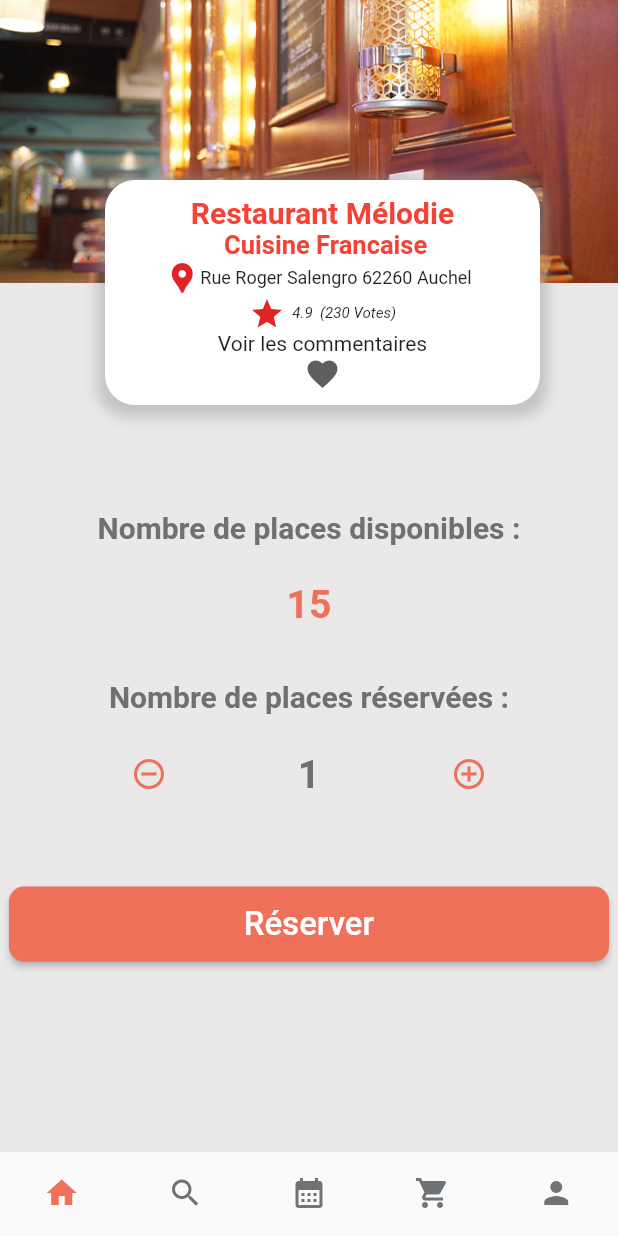
After one commit to Rae62/REZ, a Flutter app: the ChoicePlaces screen opened directly, on a phone screen of 412 x 824 dp. The commit adds this screen. Run offline on Flutter 3.47's test engine with Material 2 defaults, Android fonts, the phone set to English and light mode, and no system bars; our stand-ins replace flutter_rating_bar, table_calendar; network calls fail.

Commit message:
Mbark et Tom
Export de tabBarFavorites dans outSourcing

Check des pages en dur (correction des bugs)

```diff
--- a/lib/additionalData/comments/CommentPage.dart
+++ b/lib/additionalData/comments/CommentPage.dart
@@ -43,7 +43,7 @@ class _CommentPageState extends State<CommentPage> {
         padding: EdgeInsets.all(32),
         child: Column(
           children: <Widget>[
-            Arrow(arrowText: 'Commentaires'),
+            NavArrow(arrowText: 'Commentaires'),
             SizedBox(
               height: 20,
             ),
--- a/lib/confirmations/confirmComment.dart
+++ b/lib/confirmations/confirmComment.dart
@@ -23,7 +23,7 @@ class _CommentConfirmState extends State<CommentConfirm> {
           child: Center(
             child: Column(
               children: [
-Arrow(arrowText: 'Mot de passe oublié'),
+                NavArrow(arrowText: 'Mot de passe oublié'),
                 Container(
                   margin: EdgeInsets.fromLTRB(0, 30, 0, 0),
                   child: Text(
--- a/lib/confirmations/confirmSendEmail.dart
+++ b/lib/confirmations/confirmSendEmail.dart
@@ -27,7 +27,7 @@ class _ConfirmSendEmailState extends State<ConfirmSendEmail> {
                     width: 80,
                     height: 80,
                     child: FloatingActionButton(
-                      backgroundColor: Color.fromARGB(255, 253, 64, 89),
+                      backgroundColor: Color.fromARGB(255, 239, 113, 90),
                       onPressed: () {},
                       child: Icon(
                         Icons.check,
--- a/lib/confirmations/confirmSuppAccount.dart
+++ b/lib/confirmations/confirmSuppAccount.dart
@@ -28,7 +28,7 @@ class _ConfirmSuppCompteState extends State<ConfirmSuppCompte> {
                     width: 80,
                     height: 80,
                     child: FloatingActionButton(
-                      backgroundColor: Color.fromARGB(255, 253, 64, 89),
+                      backgroundColor:Color.fromARGB(255, 239, 113, 90),
                       onPressed: () {},
                       child: Icon(
                         Icons.check,
--- a/lib/confirmations/confirmValidProfile.dart
+++ b/lib/confirmations/confirmValidProfile.dart
@@ -28,7 +28,7 @@ class _ConfirmValidProfilState extends State<ConfirmValidProfil> {
                     width: 80,
                     height: 80,
                     child: FloatingActionButton(
-                      backgroundColor: Color.fromARGB(255, 253, 64, 89),
+                      backgroundColor: Color.fromARGB(255, 239, 113, 90),
                       onPressed: () {},
                       child: Icon(
                         Icons.check,
--- a/lib/outSourcing/navArrow.dart
+++ b/lib/outSourcing/navArrow.dart
@@ -1,14 +1,14 @@
 import 'package:flutter/material.dart';
 
-class Arrow extends StatelessWidget {
+class NavArrow extends StatelessWidget {
   final String arrowText;
-  Arrow({required this.arrowText});
+  NavArrow({required this.arrowText});
 
   @override
   Widget build(BuildContext context) {
     return AppBar(
         elevation: 0,
-        backgroundColor: Color.fromARGB(255, 247, 246, 248),
+        backgroundColor: Color.fromARGB(0, 247, 246, 248),
         shadowColor: Colors.grey,
         title: Text(
           arrowText,
--- a/lib/outSourcing/tabBar.dart
+++ b/lib/outSourcing/tabBar.dart
@@ -17,6 +17,7 @@ TabBar(
       unselectedLabelColor: Color.fromARGB(255, 111, 115, 118),
       indicatorColor: Color.fromARGB(255, 239, 113, 90),
       isScrollable: true,
+      //  controller: controller,
       indicatorWeight: 4,
       labelStyle: TextStyle(fontSize: 16),
       tabs: const <Widget>[
--- /dev/null
+++ b/lib/restaurant/dishs/choicePlaces.dart
@@ -0,0 +1,106 @@
+import 'package:flutter/material.dart';
+
+import 'package:rez/outSourcing/bottomBar.dart';
+import 'package:rez/outSourcing/header.dart';
+
+import '../../models/declarationValues.dart';
+import '../../data/data.dart' as data;
+
+class ChoicePlaces extends StatefulWidget {
+  final List<ToDo> tovisit = data.tovisit;
+
+  @override
+  State<ChoicePlaces> createState() => _ChoicePlacesState();
+}
+
+class _ChoicePlacesState extends State<ChoicePlaces> {
+  @override
+  Widget build(BuildContext context) {
+    return Scaffold(
+      backgroundColor: Color.fromARGB(255, 234, 232, 232),
+      body: SingleChildScrollView(
+        child: Column(
+          children: <Widget>[
+            Header(),
+            Container(
+              margin: EdgeInsets.only(top: 60),
+              child: Column(
+                crossAxisAlignment: CrossAxisAlignment.center,
+                children: <Widget>[
+                  Text(
+                    "Nombre de places disponibles : ",
+                    textAlign: TextAlign.center,
+                    style: TextStyle(
+                      fontSize: 20,
+                      fontWeight: FontWeight.bold,
+                      color: Color.fromRGBO(112, 112, 112, 1),
+                    ),
+                  ),
+                  Container(
+                    margin: EdgeInsets.fromLTRB(0, 25, 0, 35),
+                    child: Text(
+                      "15",
+                      textAlign: TextAlign.center,
+                      style: TextStyle(
+                        fontSize: 26,
+                        fontWeight: FontWeight.bold,
+                        color: Color.fromARGB(255, 239, 113, 90),
+                      ),
+                    ),
+                  ),
+                  Text(
+                    "Nombre de places réservées :   ",
+                    textAlign: TextAlign.center,
+                    style: TextStyle(
+                      fontSize: 20,
+                      fontWeight: FontWeight.bold,
+                      color: Color.fromRGBO(112, 112, 112, 1),
+                    ),
+                  ),
+                  Container(
+                    margin: EdgeInsets.only(top: 25),
+                    child: Row(
+                      mainAxisAlignment: MainAxisAlignment.spaceEvenly,
+                      children: <Widget>[
+                        Icon(Icons.remove_circle_outline,
+                            color: Color.fromARGB(255, 239, 113, 90)),
+                        Text('1',
+                            style: TextStyle(
+                              fontSize: 26,
+                              fontWeight: FontWeight.bold,
+                              color: Color.fromRGBO(112, 112, 112, 1),
+                            )),
+                        Icon(Icons.add_circle_outline,
+                            color: Color.fromARGB(255, 239, 113, 90)),
+                      ],
+                    ),
+                  ),
+                ],
+              ),
+            ),
+            Container(
+              margin: EdgeInsets.only(top: 60),
+              child: ElevatedButton(
+                onPressed: () => {},
+                child: Text(
+                  'Réserver',
+                  style: TextStyle(
+                    color: Colors.white,
+                    fontSize: 22.0,
+                  ),
+                ),
+                style: ElevatedButton.styleFrom(
+                    shape: new RoundedRectangleBorder(
+                      borderRadius: new BorderRadius.circular(10.0),
+                    ),
+                    primary: Color.fromARGB(255, 239, 113, 90),
+                    minimumSize: Size(400, 50)),
+              ),
+            ),
+          ],
+        ),
+      ),
+      bottomNavigationBar: BottomBar(),
+    );
+  }
+}
```
Also changed, not shown: lib/account/ProfileScreen.dart (+1 -9 lines), lib/account/bodyProfile.dart (+21 -5 lines), lib/account/favorites/Favorites.dart (+3 -37 lines), lib/authentification/Login.dart (+5 -3 lines), lib/authentification/register.dart (added, +156 -0 lines), lib/authentification/sendEmail.dart (+4 -3 lines), lib/home/welcomePage.dart (+6 -7 lines), lib/main.dart (+7 -1 lines), lib/outSourcing/buttonWhite.dart (added, +30 -0 lines), lib/outSourcing/tabBarFavorites.dart (added, +46 -0 lines), assets/rezBackground.jpg (added), assets/rezLogo.png (added).
